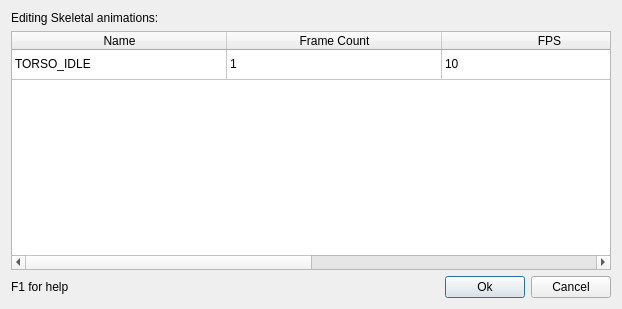
The window that src/qtui/animeditwin.ui (zturtleman/mm3d) describes before a commit, drawn with Qt 5.
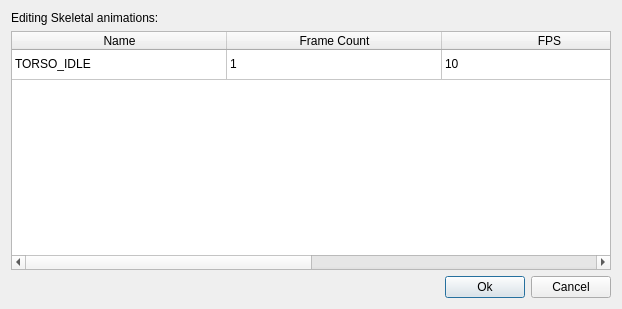
The same window after the commit.

Commit message: Remove the help message from Edit Animations

What changed in the file:
```diff
--- a/src/qtui/animeditwin.ui
+++ b/src/qtui/animeditwin.ui
@@ -111,16 +111,6 @@
      <property name="bottomMargin">
       <number>0</number>
      </property>
-     <item>
-      <widget class="QLabel" name="textLabel1">
-       <property name="text">
-        <string>F1 for help</string>
-       </property>
-       <property name="wordWrap">
-        <bool>false</bool>
-       </property>
-      </widget>
-     </item>
      <item>
       <spacer name="Spacer1">
        <property name="orientation">
```
The commit also changes 2 other files.
